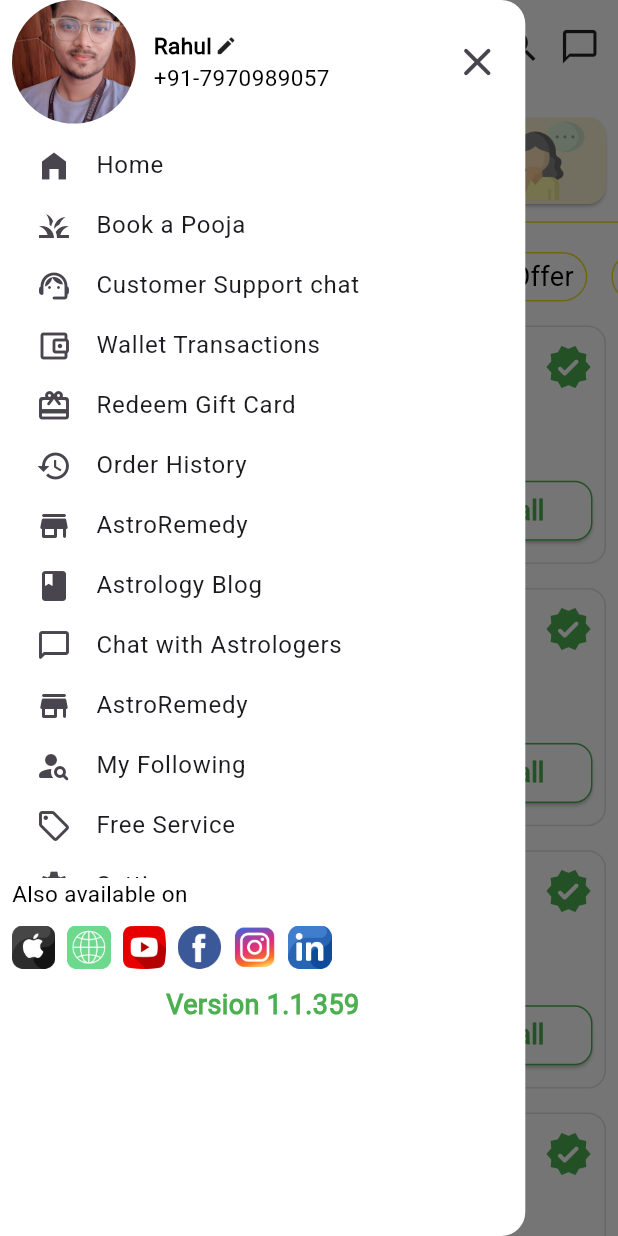
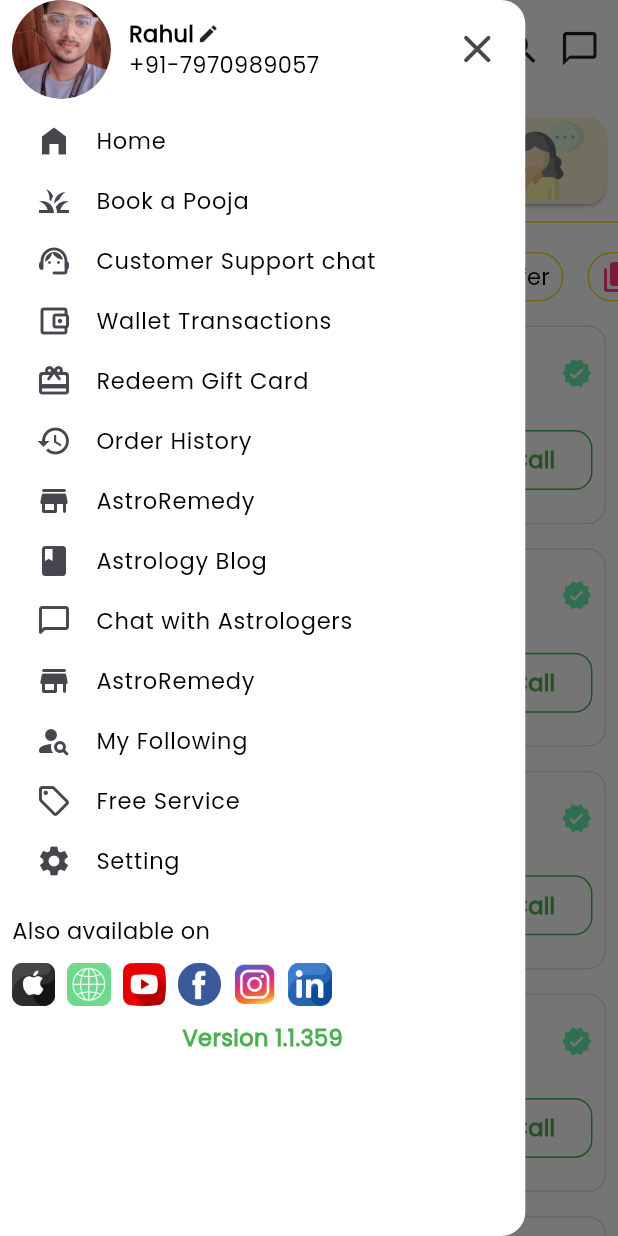
Before and after one commit to rahulkumardev24/Astrotalk-App---Flutter-, a Flutter app: the CallScreen screen opened directly, with the side drawer open, on a phone screen of 412 x 824 dp. Run offline on Flutter 3.47's test engine with Material 3 defaults, Android fonts, the phone set to English and light mode, and no system bars; drawn by our look-alikes of carousel_slider; our stand-ins replace pinput, video_player.

Commit message:
app icon , app name , ui improve

```diff
--- a/lib/main.dart
+++ b/lib/main.dart
@@ -1,5 +1,7 @@
 import 'package:astrotalk_app/screen/dashboard/dashboard_screen.dart';
 import 'package:astrotalk_app/screen/dashboard/live_screen.dart';
+import 'package:astrotalk_app/screen/starting/splash_screen.dart';
+import 'package:astrotalk_app/screen/starting/start_screen.dart';
 import 'package:flutter/material.dart';
 
 void main() {
@@ -13,11 +15,11 @@
   Widget build(BuildContext context) {
     return MaterialApp(
       debugShowCheckedModeBanner: false,
-      title: 'Flutter Demo',
+      title: 'Astrotalk',
       theme: ThemeData(
         colorScheme: ColorScheme.fromSeed(seedColor: Colors.deepPurple),
       ),
-      home: DashboardScreen(),
+      home: SplashScreen(),
     );
   }
 }
--- a/lib/screen/dashboard/call_screen.dart
+++ b/lib/screen/dashboard/call_screen.dart
@@ -276,10 +276,13 @@
 
   /// -------------------------------- widgets ------------------------------------------////
   /// app bar build
+  /// app bar build
   Widget _buildAppBar() {
     return Padding(
-      padding: const EdgeInsets.symmetric(horizontal: 12.0),
+      padding: const EdgeInsets.symmetric(horizontal: 12.0 , vertical: 6),
       child: Row(
+        crossAxisAlignment: CrossAxisAlignment.center,
+        mainAxisAlignment: MainAxisAlignment.center,
         children: [
           /// profile image
           GestureDetector(
@@ -310,13 +313,13 @@
             ),
           ),
           SizedBox(width: 12),
-          Text("Hi Rahul", style: myTextStyle21()),
+          Text("Hi Rahul", style: myTextStyle15()),
 
           Expanded(child: SizedBox(width: mqData.width)),
 
           Container(
-            height: mqData.height * 0.075,
-            width: mqData.width * 0.3,
+            height: mqData.height * 0.065,
+            width: mqData.width * 0.25,
             decoration: BoxDecoration(
               color: Colors.green,
               borderRadius: BorderRadius.only(
@@ -329,24 +332,20 @@
             child: Column(
               children: [
                 Container(
-                  width: mqData.width,
                   decoration: BoxDecoration(
-                    color: Colors.white,
-                    borderRadius: BorderRadius.circular(27),
-                    border: Border.all(width: 1, color: Colors.black),
+                      borderRadius: BorderRadius.circular(27),
+                      border: Border.all(width: 1, color: Colors.black38),
+                      color: Colors.white
                   ),
                   child: Padding(
-                    padding: const EdgeInsets.symmetric(
-                      horizontal: 8.0,
-                      vertical: 2,
-                    ),
+                    padding: const EdgeInsets.symmetric(horizontal: 8.0, vertical: 2),
                     child: Row(
                       mainAxisAlignment: MainAxisAlignment.center,
                       children: [
-                        Icon(Icons.account_balance_wallet_outlined),
-                        Icon(Icons.currency_rupee_rounded),
-                        Text("0", style: myTextStyle21()),
-                        Icon(Icons.add_circle_rounded),
+                        Icon(Icons.account_balance_wallet_outlined, size: 15),
+                        Icon(Icons.currency_rupee_rounded, size: 15),
+                        Text("0", style: myTextStyle15()),
+                        Icon(Icons.add_circle_rounded, size: 15),
                       ],
                     ),
                   ),
@@ -355,9 +354,10 @@
                   padding: const EdgeInsets.all(4),
                   child: Text(
                     "100% Cashback",
-                    style: myTextStyle12(
-                      textColor: Colors.white,
-                      fontWeight: FontWeight.w700,
+                    style: TextStyle(
+                        fontFamily: "primary" ,
+                        color: Colors.white ,
+                        fontSize: 9
                     ),
                   ),
                 ),
--- a/lib/screen/dashboard/dashboard_screen.dart
+++ b/lib/screen/dashboard/dashboard_screen.dart
@@ -14,7 +14,7 @@
 }
 
 class _DashboardScreenState extends State<DashboardScreen> {
-  List<Widget> _screen = [
+  final List<Widget> _screen = [
     HomeScreen(),
     ChatScreen(),
     LiveScreen(),
@@ -32,8 +32,8 @@
         currentIndex: selectedScreen,
         selectedItemColor: Colors.black,
         unselectedItemColor: Colors.black38,
-        unselectedLabelStyle: myTextStyle15(),
-        selectedLabelStyle: myTextStyle15(),
+        unselectedLabelStyle: myTextStyle12(),
+        selectedLabelStyle: myTextStyle12(),
         backgroundColor: Colors.white,
         showSelectedLabels: true,
         showUnselectedLabels: true,
--- a/lib/widgets/astro_call_card.dart
+++ b/lib/widgets/astro_call_card.dart
@@ -47,8 +47,8 @@
                 child: Column(
                   children: [
                     Container(
-                      height: mqData.height * 0.12,
-                      width: mqData.height * 0.12,
+                      height: mqData.height * 0.1,
+                      width: mqData.height * 0.1,
                       decoration: BoxDecoration(
                         shape: BoxShape.circle,
                         border: Border.all(
@@ -65,17 +65,17 @@
                     /// rating star
                     Row(
                       children: [
-                        Icon(Icons.star, color: Colors.black45, size: 21),
-                        Icon(Icons.star, color: Colors.black45, size: 21),
-                        Icon(Icons.star, color: Colors.black45, size: 21),
-                        Icon(Icons.star, color: Colors.black45, size: 21),
-                        Icon(Icons.star, color: Colors.black45, size: 21),
+                        Icon(Icons.star, color: Colors.black45, size: 15),
+                        Icon(Icons.star, color: Colors.black45, size: 15),
+                        Icon(Icons.star, color: Colors.black45, size: 15),
+                        Icon(Icons.star, color: Colors.black45, size: 15),
+                        Icon(Icons.star, color: Colors.black45, size: 15),
                       ],
                     ),
 
                     Text(
                       "${widget.orders} orders",
-                      style: myTextStyle15(textColor: Colors.black45),
+                      style: myTextStyle12(textColor: Colors.black45),
                     ),
                   ],
                 ),
@@ -95,41 +95,42 @@
                             /// name
                             Text(
                               widget.name,
-                              style: myTextStyle21(fontWeight: FontWeight.bold),
+                              style: myTextStyle18(fontWeight: FontWeight.bold),
                             ),
 
                             /// verify icon
                             Icon(
                               Icons.verified_rounded,
-                              color: Colors.green,
-                              size: 32,
+                              color: Colors.greenAccent,
+                              size: 21,
                             ),
                           ],
                         ),
                         Text(
                           "Tarot,Life Coach",
-                          style: myTextStyle18(textColor: Colors.black45),
+                          style: myTextStyle12(textColor: Colors.black45),
                         ),
 
                         /// language
                         Text(
                           widget.language,
-                          style: myTextStyle18(textColor: Colors.black45),
+                          style: myTextStyle12(textColor: Colors.black45),
                         ),
                         Text(
                           "Exp- 3 Years",
-                          style: myTextStyle18(textColor: Colors.black45),
+                          style: myTextStyle12(textColor: Colors.black45),
                         ),
                         Row(
                           children: [
                             Icon(
                               Icons.currency_rupee_rounded,
                               color: Colors.black38,
+                              size: 18,
                             ),
                             Text(
                               widget.oldPrice,
                               style: TextStyle(
-                                fontSize: 18,
+                                fontSize: 12,
                                 color: Colors.black45,
                                 fontFamily: "primary",
                                 decorationColor: Colors.black45,
@@ -142,10 +143,11 @@
                                 Icon(
                                   Icons.currency_rupee_rounded,
                                   color: Colors.red,
+                                  size: 12,
                                 ),
                                 Text(
                                   widget.newPrice,
-                                  style: myTextStyle18(
+                                  style: myTextStyle12(
                                     textColor: Colors.red,
                                     fontWeight: FontWeight.bold,
                                   ),
@@ -162,6 +164,7 @@
                       child: ElevatedButton(
                         onPressed: () {},
                         style: ElevatedButton.styleFrom(
+                          elevation: 0,
                           backgroundColor: Colors.white,
                           shape: RoundedRectangleBorder(
                             borderRadius: BorderRadius.circular(12),
@@ -169,10 +172,10 @@
                           side: BorderSide(width: 1, color: Colors.green),
                         ),
                         child: Padding(
-                          padding: const EdgeInsets.symmetric(horizontal: 8.0),
+                          padding: const EdgeInsets.symmetric(horizontal: 1.0),
                           child: Text(
                             "Call",
-                            style: myTextStyle18(
+                            style: myTextStyle15(
                               fontWeight: FontWeight.bold,
                               textColor: Colors.green,
                             ),
--- a/lib/widgets/my_drawer.dart
+++ b/lib/widgets/my_drawer.dart
@@ -29,8 +29,8 @@
                       borderRadius: BorderRadius.circular(200),
                       child: Image.asset(
                         "lib/assets/images/profile.png",
-                        height: mqData.height * 0.1,
-                        width: mqData.height * 0.1,
+                        height: mqData.height * 0.08,
+                        width: mqData.height * 0.08,
                         fit: BoxFit.cover,
                       ),
                     ),
@@ -68,7 +68,7 @@
 
             /// list view
             SizedBox(
-              height: mqData.height * 0.6,
+              height: mqData.height * 0.65,
               child: ListView(
                 padding: EdgeInsets.zero,
                 physics: NeverScrollableScrollPhysics(),
@@ -76,19 +76,13 @@
                   /// list part
                   ListTile(
                     visualDensity: VisualDensity(vertical: -4),
-                    title: Text(
-                      "Home",
-                      style: TextStyle(fontFamily: "primary"),
-                    ),
+                    title: Text("Home", style: myTextStyle15()),
                     leading: Icon(Icons.home_filled),
                   ),
 
                   ListTile(
                     visualDensity: VisualDensity(vertical: -4),
-                    title: Text(
-                      "Book a Pooja",
-                      style: TextStyle(fontFamily: "primary"),
-                    ),
+                    title: Text("Book a Pooja", style: myTextStyle15()),
                     leading: Icon(Icons.grass_outlined),
                   ),
 
@@ -96,53 +90,38 @@
                     visualDensity: VisualDensity(vertical: -4),
                     title: Text(
                       "Customer Support chat",
-                      style: TextStyle(fontFamily: "primary"),
+                      style: myTextStyle15(),
                     ),
                     leading: Icon(Icons.support_agent_rounded),
                   ),
 
                   ListTile(
                     visualDensity: VisualDensity(vertical: -4),
-                    title: Text(
-                      "Wallet Transactions",
-                      style: TextStyle(fontFamily: "primary"),
-                    ),
+                    title: Text("Wallet Transactions", style: myTextStyle15()),
                     leading: Icon(Icons.account_balance_wallet_outlined),
                   ),
 
                   ListTile(
                     visualDensity: VisualDensity(vertical: -4),
-                    title: Text(
-                      "Redeem Gift Card",
-                      style: TextStyle(fontFamily: "primary"),
-                    ),
+                    title: Text("Redeem Gift Card", style: myTextStyle15()),
                     leading: Icon(Icons.card_giftcard_rounded),
                   ),
 
                   ListTile(
                     visualDensity: VisualDensity(vertical: -4),
-                    title: Text(
-                      "Order History",
-                      style: TextStyle(fontFamily: "primary"),
-                    ),
+                    title: Text("Order History", style: myTextStyle15()),
                     leading: Icon(Icons.history),
                   ),
 
                   ListTile(
                     visualDensity: VisualDensity(vertical: -4),
-                    title: Text(
-                      "AstroRemedy",
-                      style: TextStyle(fontFamily: "primary"),
-                    ),
+                    title: Text("AstroRemedy", style: myTextStyle15()),
                     leading: Icon(Icons.store_rounded),
                   ),
 
                   ListTile(
                     visualDensity: VisualDensity(vertical: -4),
-                    title: Text(
-                      "Astrology Blog",
-                      style: TextStyle(fontFamily: "primary"),
-                    ),
+                    title: Text("Astrology Blog", style: myTextStyle15()),
                     leading: Icon(Icons.book),
                   ),
 
@@ -150,43 +129,31 @@
                     visualDensity: VisualDensity(vertical: -4),
                     title: Text(
                       "Chat with Astrologers",
-                      style: TextStyle(fontFamily: "primary"),
+                      style: myTextStyle15(),
                     ),
                     leading: Icon(Icons.chat_bubble_outline_rounded),
                   ),
 
                   ListTile(
                     visualDensity: VisualDensity(vertical: -4),
-                    title: Text(
-                      "AstroRemedy",
-                      style: TextStyle(fontFamily: "primary"),
-                    ),
+                    title: Text("AstroRemedy", style: myTextStyle15()),
                     leading: Icon(Icons.store_rounded),
                   ),
 
                   ListTile(
                     visualDensity: VisualDensity(vertical: -4),
-                    title: Text(
-                      "My Following",
-                      style: TextStyle(fontFamily: "primary"),
-                    ),
+                    title: Text("My Following", style: myTextStyle15()),
                     leading: Icon(Icons.person_search_rounded),
                   ),
 
                   ListTile(
                     visualDensity: VisualDensity(vertical: -4),
-                    title: Text(
-                      "Free Service",
-                      style: TextStyle(fontFamily: "primary"),
-                    ),
+                    title: Text("Free Service", style: myTextStyle15()),
                     leading: Icon(Icons.local_offer_outlined),
                   ),
                   ListTile(
                     visualDensity: VisualDensity(vertical: -4),
-                    title: Text(
-                      "Setting",
-                      style: TextStyle(fontFamily: "primary"),
-                    ),
+                    title: Text("Setting", style: myTextStyle15()),
                     leading: Icon(Icons.settings),
                   ),
                 ],
@@ -245,7 +212,7 @@
             /// version
             Text(
               "Version 1.1.359",
-              style: myTextStyle18(
+              style: myTextStyle15(
                 textColor: Colors.green,
                 fontWeight: FontWeight.bold,
               ),
--- a/lib/widgets/tab_card.dart
+++ b/lib/widgets/tab_card.dart
@@ -31,7 +31,7 @@
             children: [
               Icon(icon, color: iconColor),
               SizedBox(width: 6),
-              Text(title, style: myTextStyle18()),
+              Text(title, style: myTextStyle15()),
             ],
           ),
         ),
--- a/pubspec.yaml
+++ b/pubspec.yaml
@@ -83,7 +83,7 @@
   fonts:
      - family: primary
        fonts:
-         - asset: lib/assets/fonts/Roboto-Regular.ttf
+         - asset: lib/assets/fonts/Poppins-Regular.ttf
      - family: secondary
        fonts:
          - asset: lib/assets/fonts/LibreBaskerville-Regular.ttf
```
Also changed, not shown: lib/screen/dashboard/chat_screen.dart (+17 -18 lines), lib/screen/dashboard/home_screen.dart (+78 -75 lines), lib/screen/dashboard/remedies_screen.dart (+10 -6 lines), lib/screen/starting/login_screen.dart (+14 -7 lines), lib/screen/starting/splash_screen.dart (+13 -0 lines), lib/widgets/astro_chat_card.dart (+21 -18 lines), lib/assets/fonts/Poppins-Regular.ttf (added), 22 other files.
